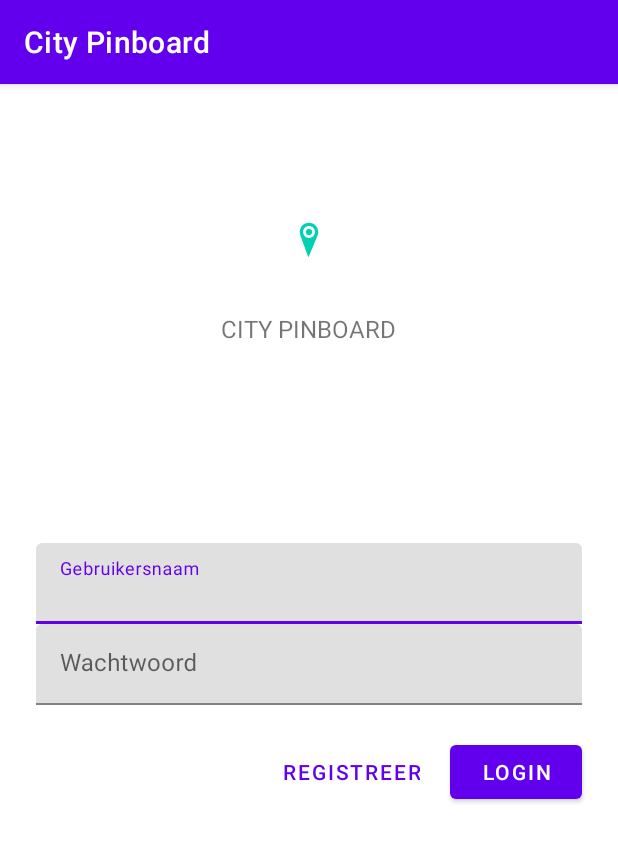
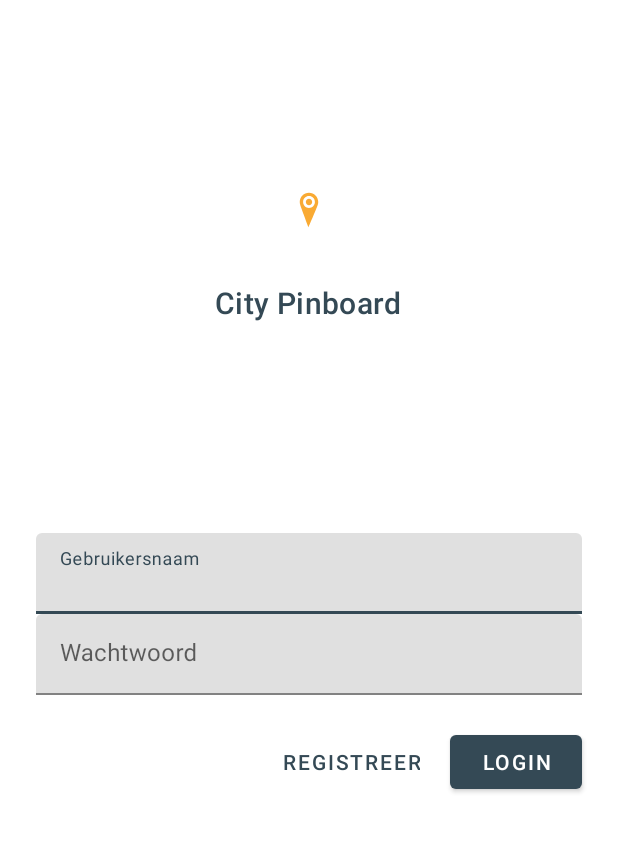
Before and after one commit to devrnt/school-native-apps, an Android app: the screen it shows after launch (MainActivity), on a phone screen of 412 x 824 dp. Shown: the top 842 px of the screen. Run offline under Robolectric (Android 15) with nearby library versions, the phone set to English and light mode, and no system bars; our stand-ins replace RxJava.

Commit message:
Update some layout files

```diff
--- a/app/src/main/AndroidManifest.xml
+++ b/app/src/main/AndroidManifest.xml
@@ -15,7 +15,7 @@
         android:label="@string/app_name"
         android:roundIcon="@mipmap/ic_launcher_round"
         android:supportsRtl="true"
-        android:theme="@style/Theme.CityPinboard">
+        android:theme="@style/Theme.CityPinboard.NoActionBar">
         <activity android:name=".MainActivity">
             <intent-filter>
                 <action android:name="android.intent.action.MAIN" />
--- a/app/src/main/res/drawable/ic_icon.xml
+++ b/app/src/main/res/drawable/ic_icon.xml
@@ -7,6 +7,6 @@
             android:translateY="235.50044">
       <path
           android:pathData="M156.831,70.804c0,13.473 -10.904,24.396 -24.357,24.396c-13.434,0 -24.357,-10.923 -24.357,-24.396c0,-13.434 10.904,-24.337 24.357,-24.337C145.927,46.467 156.831,57.37 156.831,70.804zM203.298,70.795c0,8.764 -1.661,17.098 -4.563,24.836c-9.282,27.571 -70.736,169.307 -70.736,169.307S70.14,110.403 65.118,92.68c-2.237,-6.868 -3.478,-14.196 -3.478,-21.866C61.64,31.743 93.354,0 132.474,0C171.593,-0.01 203.307,31.733 203.298,70.795zM177.661,71.078c0,-24.953 -20.214,-45.197 -45.187,-45.197c-24.953,0 -45.177,20.234 -45.177,45.187s20.224,45.187 45.177,45.187C157.446,116.255 177.661,96.031 177.661,71.078z"
-          android:fillColor="#00d1b2"/>
+          android:fillColor="#F9AA33" />
     </group>
 </vector>
--- a/app/src/main/res/layout/login_fragment.xml
+++ b/app/src/main/res/layout/login_fragment.xml
@@ -11,9 +11,9 @@
         android:layout_height="wrap_content"
         android:clipChildren="false"
         android:clipToPadding="false"
+        android:layout_marginTop="36dp"
         android:orientation="vertical"
-        android:padding="24dp"
-        android:paddingTop="16dp">
+        android:padding="24dp">
 
         <ImageView
             android:layout_width="64dp"
@@ -24,13 +24,13 @@
             app:srcCompat="@drawable/ic_icon" />
 
         <TextView
+            style="@style/TextAppearance.MaterialComponents.Headline6"
             android:layout_width="wrap_content"
+            android:layout_marginBottom="140dp"
             android:layout_height="wrap_content"
             android:layout_gravity="center_horizontal"
-            android:layout_marginBottom="132dp"
             android:text="@string/app_name"
-            android:textAllCaps="true"
-            android:textSize="16sp" />
+            android:textColor="@color/colorPrimary" />
 
         <android.support.design.widget.TextInputLayout
             android:id="@+id/username_text_input"
--- a/app/src/main/res/layout/registreer_fragment.xml
+++ b/app/src/main/res/layout/registreer_fragment.xml
@@ -14,6 +14,7 @@
         android:orientation="vertical"
         android:padding="24dp"
         android:paddingTop="16dp">
+
 
         <android.support.design.widget.TextInputLayout
             android:id="@+id/username_text_input_reg"
--- a/app/src/main/res/values/colors.xml
+++ b/app/src/main/res/values/colors.xml
@@ -9,7 +9,7 @@
     <color name="textColorPrimary">#442C2E</color>
     <color name="toolbarIconColor">@color/textColorPrimary</color>
     <color name="colorControlActivated">#FBB8AC</color>
-    -->
+
 
     <color name="colorPrimary">#6200EE</color>
     <color name="colorPrimaryDark">#3700B3</color>
@@ -20,4 +20,19 @@
     <color name="colorError">#B00020</color>
     <color name="ic_launcher_background">#FFFFFF</color>
 
+    -->
+
+
+    Other theme
+    <color name="colorPrimary">#344955</color>
+    <color name="colorPrimaryDark">#232F34</color>
+    <color name="colorPrimaryLight">#4A6572</color>
+    <color name="colorAccent">#F9AA33</color>
+    <color name="colorAccentDark">#00b248</color>
+    <color name="loginPageBackgroundColor">#018786</color>
+    <color name="cityListBackgroundColor">#f4f4f4</color>
+    <color name="colorError">#B00020</color>
+    <color name="ic_launcher_background">#FFFFFF</color>
+    -->
+
 </resources>
--- a/app/src/main/res/values/styles.xml
+++ b/app/src/main/res/values/styles.xml
@@ -6,6 +6,15 @@
         <item name="colorPrimary">@color/colorPrimary</item>
         <item name="colorPrimaryDark">@color/colorPrimaryDark</item>
         <item name="colorAccent">@color/colorAccent</item>
+        <item name="colorError">@color/colorError</item>
+    </style>
+
+    <style name="Theme.CityPinboard.NoActionBar" parent="Theme.MaterialComponents.Light.NoActionBar">
+        <!-- Customize your theme here. -->
+        <item name="colorPrimary">@color/colorPrimary</item>
+        <item name="colorPrimaryDark">@color/colorPrimaryDark</item>
+        <item name="colorAccent">@color/colorAccent</item>
+        <item name="colorError">@color/colorError</item>
     </style>
 
     <style name="Widget.Shrine.Button.TextButton" parent="Widget.MaterialComponents.Button.TextButton">
```
